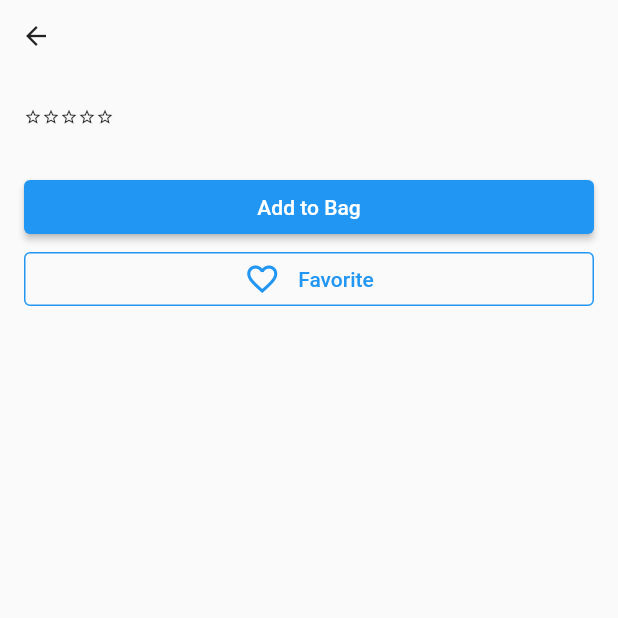
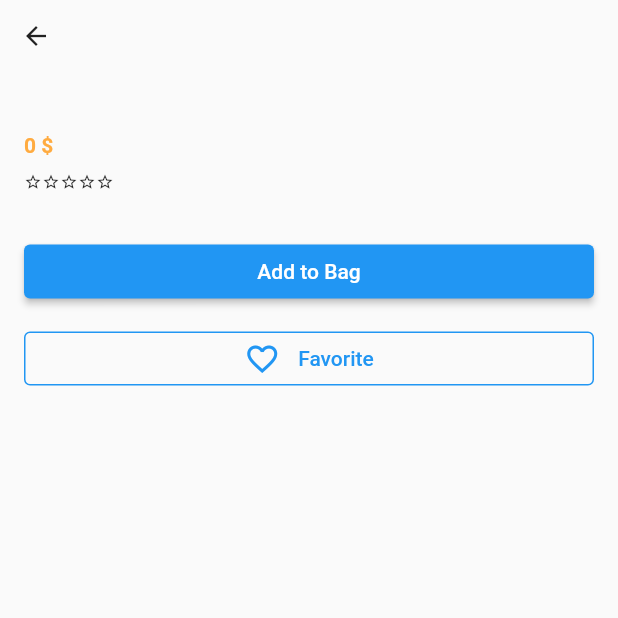
Before and after one commit to wh120/shop, a Flutter app: the ProductDetailsPage screen opened directly with empty values, on a phone screen of 412 x 824 dp, the top half of it. Run offline on Flutter 3.47's test engine with Material 2 defaults, Android fonts, the phone set to English and light mode, and no system bars; our stand-ins replace bloc, carousel_slider, dio, flutter_bloc, pull_to_refresh; network calls fail.

Commit message:
search for products

```diff
--- a/lib/core/api/http/api_urls.dart
+++ b/lib/core/api/http/api_urls.dart
@@ -4,6 +4,6 @@ class ApiURLs {
   ///BASE_URL
   static String baseUrl = 'https://dummyjson.com/';
 
-  static String getAllProducts = baseUrl + 'products';
+  static String getAllProducts = baseUrl + 'products/search';
 
 }
--- a/lib/core/boilerplate/pagination/models/get_list_request.dart
+++ b/lib/core/boilerplate/pagination/models/get_list_request.dart
@@ -20,7 +20,7 @@ class GetListRequest{
    if(this.skipCount !=null) data['skip'] = this.skipCount;
    if(this.maxResultCount !=null) data['limit'] = this.maxResultCount;
     if(this.sorting !=null) data['Sorting'] = this.sorting;
-    if(this.keyword !=null) data['Keyword'] = this.keyword;
+    if(this.keyword !=null) data['q'] = this.keyword;
     if(extraParams != null) {
       data.addAll(extraParams ?? {});
     }
--- a/lib/features/products/data/products_list_response.dart
+++ b/lib/features/products/data/products_list_response.dart
@@ -63,7 +63,7 @@ class Product {
     title = json['title'];
     description = json['description'];
     price = json['price'];
-    discountPercentage = json['discountPercentage'];
+    discountPercentage = json['discountPercentage'].toDouble();
     rating = json['rating'].toDouble();
     stock = json['stock'];
     brand = json['brand'];
--- a/lib/features/products/presentation/pages/product_details_page.dart
+++ b/lib/features/products/presentation/pages/product_details_page.dart
@@ -40,7 +40,8 @@ class _ProductDetailsPageState extends State<ProductDetailsPage> {
                                 fontFamily: "Inter",
                                 fontWeight: FontWeight.w400),
                             textAlign: TextAlign.left)),
-                    const SizedBox(height: 10),
+                    const SizedBox(height: 7),
+
                     SizedBox(
                         width: double.infinity,
                         child: Text(widget.product.title ?? "",
@@ -49,6 +50,31 @@ class _ProductDetailsPageState extends State<ProductDetailsPage> {
                                 fontFamily: "Inter",
                                 fontWeight: FontWeight.w700),
                             textAlign: TextAlign.left)),
+                    const SizedBox(height: 8),
+                    Text('${widget.product.description}',
+                        maxLines: 2,
+                        overflow: TextOverflow.ellipsis,
+                        softWrap: false,
+                        textAlign: TextAlign.left,
+                        style: Theme.of(context)
+                            .textTheme
+                            .bodyText2
+                            ?.copyWith(fontSize: 12, color: Colors.grey)),
+                    const SizedBox(height: 8),
+                    Row(
+                      children: [
+                        Text('${widget.product.price} \$',
+                            maxLines: 1,
+                            overflow: TextOverflow.clip,
+                            softWrap: false,
+                            style: Theme.of(context).textTheme.bodyText2?.copyWith(
+                                fontWeight: FontWeight.bold,
+                                color: Colors.orangeAccent
+                            )),
+
+
+                      ],
+                    ),
                     const SizedBox(height: 10),
                     RatingView(
                         value: widget.product.rating?.toInt() ?? 0,
@@ -67,6 +93,7 @@ class _ProductDetailsPageState extends State<ProductDetailsPage> {
                           onPressed: () => {},
                           child: const Text("Add to Bag")),
                     ),
+                    const SizedBox(height: 10),
                     OutlinedButton(
                         onPressed: () => {},
                         style: OutlinedButton.styleFrom(
```
Also changed, not shown: lib/features/products/presentation/pages/products_list_page.dart (+32 -3 lines).
